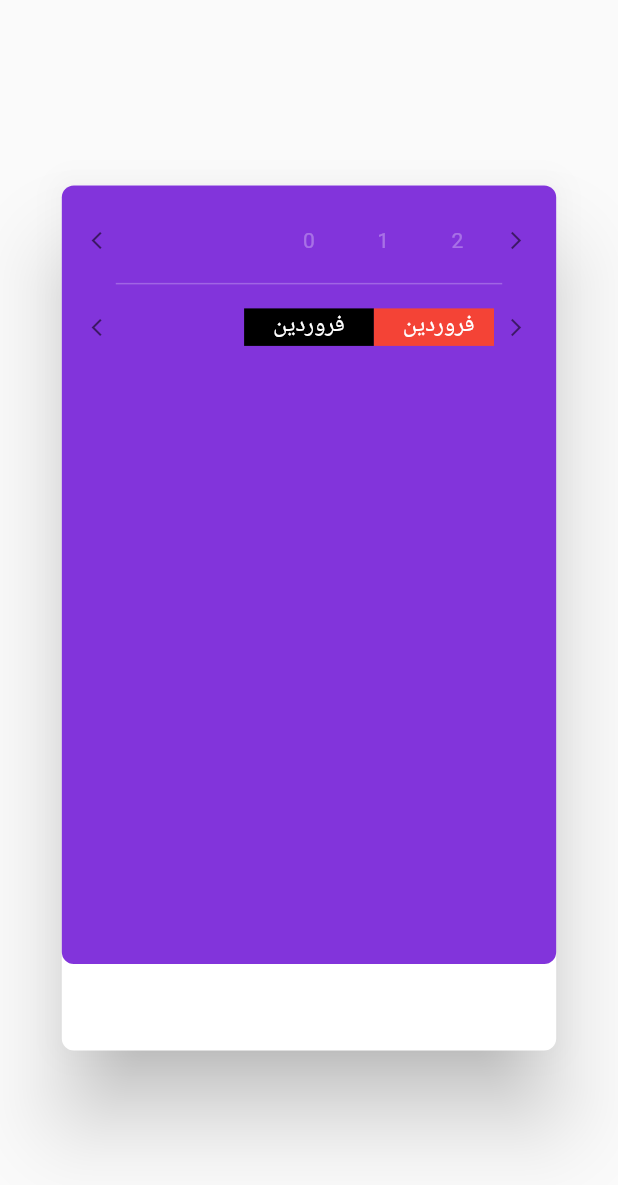
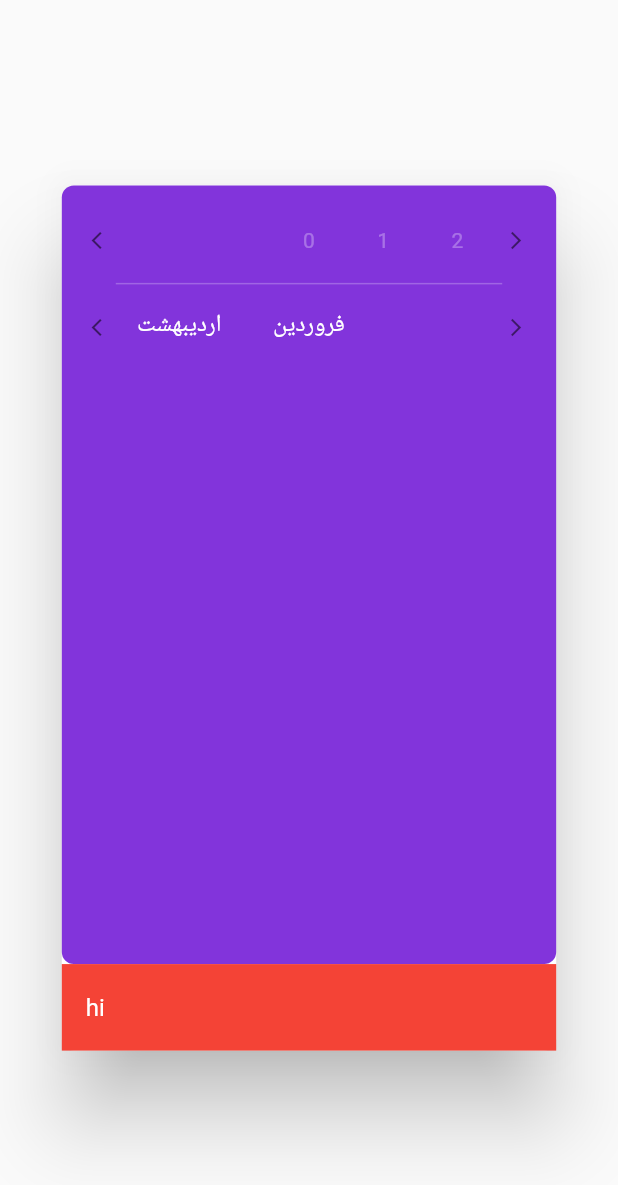
Before and after one commit to Abiri99/PersianDatePicker, a Flutter app: what pdpDialog() shows on an empty page, opened directly, on a phone screen of 412 x 824 dp. Shown: the top 1185 px of the screen. Run offline on Flutter 3.47's test engine with Material 2 defaults, Android fonts, the phone set to English and light mode, and no system bars.

Commit message:
english to persian number convertor added

```diff
--- a/lib/components/pdp_dialog.dart
+++ b/lib/components/pdp_dialog.dart
@@ -7,10 +7,6 @@ class pdpDialog extends StatefulWidget {
 }
 
 class _pdpDialogState extends State<pdpDialog> {
-  double _height = 400;
-  var _fColor = Colors.white, _sColor = Color(0xFF8234DB);
-  double _cHeight = 68, _cWidth = 68;
-  var _textColor = Colors.blueGrey;
 
   @override
   Widget build(BuildContext context) {
--- a/lib/components/persian_date_picker.dart
+++ b/lib/components/persian_date_picker.dart
@@ -7,9 +7,27 @@ class pdp extends StatefulWidget {
   PageController _monthController =
       PageController(viewportFraction: 0.35, initialPage: 0);
 
-  var months = [
+  String replaceFarsiNumber(String input) {
+    const english = ['0', '1', '2', '3', '4', '5', '6', '7', '8', '9'];
+    const farsi = ['۰', '۱', '۲', '۳', '۴', '۵', '۶', '۷', '۸', '۹'];
+
+    for (int i = 0; i < english.length; i++) {
+      input = input.replaceAll(english[i], farsi[i]);
+    }
+
+    return input;
+  }
+
+  @override
+  _pdpState createState() => _pdpState();
+}
+
+class _pdpState extends State<pdp> {
+  var _selectedYear, _selectedMonth;
+
+  List<Widget> renderMonths() {
+    return [
       Container(
-      color: Colors.black,
         child: Text(
           "فروردین",
           textAlign: TextAlign.center,
@@ -17,101 +35,84 @@ class pdp extends StatefulWidget {
         width: 50,
       ),
       Container(
-      color: Colors.red,
         child: Text(
-        "فروردین",
+          "اردیبهشت",
           textAlign: TextAlign.center,
         ),
         width: 50,
       ),
       Container(
-      color: Colors.black,
         child: Text(
-        "فروردین",
+          "خرداد",
           textAlign: TextAlign.center,
         ),
         width: 50,
       ),
       Container(
-      color: Colors.red,
         child: Text(
-        "فروردین",
+          "تیر",
           textAlign: TextAlign.center,
         ),
         width: 50,
       ),
       Container(
-      color: Colors.black,
         child: Text(
-        "فروردین",
+          "مرداد",
           textAlign: TextAlign.center,
         ),
         width: 50,
       ),
       Container(
-      color: Colors.red,
         child: Text(
-        "فروردین",
+          "شهریور",
           textAlign: TextAlign.center,
         ),
         width: 50,
       ),
       Container(
-      color: Colors.black,
         child: Text(
-        "فروردین",
+          "مهر",
           textAlign: TextAlign.center,
         ),
         width: 50,
       ),
       Container(
-      color: Colors.red,
         child: Text(
-        "فروردین",
+          "آبان",
           textAlign: TextAlign.center,
         ),
         width: 50,
       ),
       Container(
-      color: Colors.black,
         child: Text(
-        "فروردین",
+          "آذر",
           textAlign: TextAlign.center,
         ),
         width: 50,
       ),
       Container(
-      color: Colors.red,
         child: Text(
-        "فروردین",
+          "دی",
           textAlign: TextAlign.center,
         ),
         width: 50,
       ),
       Container(
-      color: Colors.black,
         child: Text(
-        "فروردین",
+          "بهمن",
           textAlign: TextAlign.center,
         ),
         width: 50,
       ),
       Container(
-      color: Colors.red,
         child: Text(
-        "فروردین",
+          "اسفند",
           textAlign: TextAlign.center,
         ),
         width: 50,
       ),
     ];
-
-  @override
-  _pdpState createState() => _pdpState();
   }
-
-class _pdpState extends State<pdp> {
-  var _selectedYear, _selectedMonth;
 
   // var _selectedIndex = 0;
 
@@ -180,12 +181,23 @@ class _pdpState extends State<pdp> {
                         top: 16, bottom: 16, right: 36, left: 36)),
                 slider(
                   child: PageView(
+                    reverse: true,
                     controller: widget._monthController,
                     onPageChanged: onMonthChange,
-                    children: widget.months,
+                    children: renderMonths(),
                   ),
                 ),
               ],
+            ),
+          ),
+          Container(
+            height: MediaQuery.of(context).size.height * 0.07,
+            width: double.infinity,
+            padding: const EdgeInsets.only(left: 16, right: 16),
+            color: Colors.red,
+            child: Row(
+              mainAxisSize: MainAxisSize.min,
+              children: <Widget>[Text("hi")],
             ),
           )
         ],
```
Lines whose indentation alone changed are shown as unchanged.
